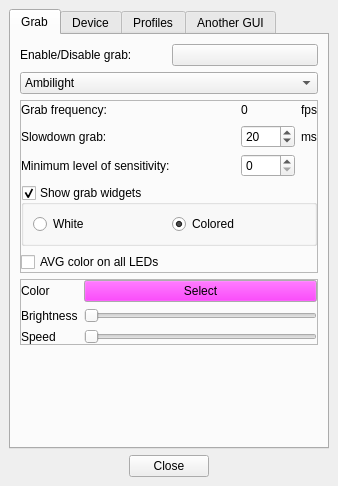
Atarity/Lightpack, file Software/src/mainwindow.ui: the form before one commit.
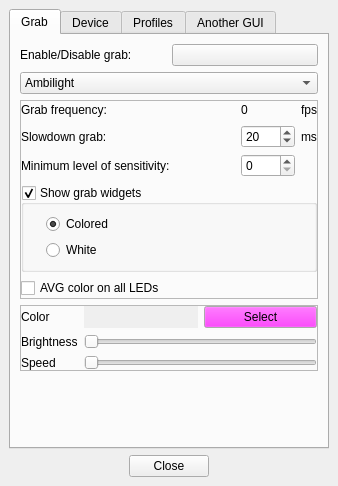
The form after the commit. Icons and pictures are not drawn.

Commit message: Software: selected color for moodlamp has been added

The edit to the form file:
```diff
--- a/Software/src/mainwindow.ui
+++ b/Software/src/mainwindow.ui
@@ -300,14 +300,10 @@
              <property name="checkable">
               <bool>true</bool>
              </property>
-             <layout class="QHBoxLayout" name="horizontalLayout_4">
-              <item>
-               <widget class="QRadioButton" name="radioButton_White">
-                <property name="text">
-                 <string>White</string>
-                </property>
-               </widget>
-              </item>
+             <layout class="QVBoxLayout" name="verticalLayout_10">
+              <property name="leftMargin">
+               <number>22</number>
+              </property>
               <item>
                <widget class="QRadioButton" name="radioButton_Colored">
                 <property name="text">
@@ -318,6 +314,13 @@
                 </property>
                </widget>
               </item>
+              <item>
+               <widget class="QRadioButton" name="radioButton_White">
+                <property name="text">
+                 <string>White</string>
+                </property>
+               </widget>
+              </item>
              </layout>
             </widget>
            </item>
@@ -361,50 +364,6 @@
                </property>
               </widget>
              </item>
-             <item row="0" column="1">
-              <widget class="QPushButton" name="pushButton">
-               <property name="palette">
-                <palette>
-                 <active>
-                  <colorrole role="Button">
-                   <brush brushstyle="SolidPattern">
-                    <color alpha="255">
-                     <red>255</red>
-                     <green>0</green>
-                     <blue>255</blue>
-                    </color>
-                   </brush>
-                  </colorrole>
-                 </active>
-                 <inactive>
-                  <colorrole role="Button">
-                   <brush brushstyle="SolidPattern">
-                    <color alpha="255">
-                     <red>255</red>
-                     <green>0</green>
-                     <blue>255</blue>
-                    </color>
-                   </brush>
-                  </colorrole>
-                 </inactive>
-                 <disabled>
-                  <colorrole role="Button">
-                   <brush brushstyle="SolidPattern">
-                    <color alpha="255">
-                     <red>255</red>
-                     <green>0</green>
-                     <blue>255</blue>
-                    </color>
-                   </brush>
-                  </colorrole>
-                 </disabled>
-                </palette>
-               </property>
-               <property name="text">
-                <string>Select</string>
-               </property>
-              </widget>
-             </item>
              <item row="1" column="0">
               <widget class="QLabel" name="label_3">
                <property name="text">
@@ -439,6 +398,73 @@
                </property>
               </widget>
              </item>
+             <item row="0" column="1">
+              <layout class="QHBoxLayout" name="horizontalLayout_4">
+               <item>
+                <widget class="QLabel" name="label_SelectedColor">
+                 <property name="minimumSize">
+                  <size>
+                   <width>16</width>
+                   <height>16</height>
+                  </size>
+                 </property>
+                 <property name="autoFillBackground">
+                  <bool>true</bool>
+                 </property>
+                 <property name="text">
+                  <string/>
+                 </property>
+                 <property name="textFormat">
+                  <enum>Qt::PlainText</enum>
+                 </property>
+                </widget>
+               </item>
+               <item>
+                <widget class="QPushButton" name="pushButton_SelectColor">
+                 <property name="palette">
+                  <palette>
+                   <active>
+                    <colorrole role="Button">
+                     <brush brushstyle="SolidPattern">
+                      <color alpha="255">
+                       <red>255</red>
+                       <green>0</green>
+                       <blue>255</blue>
+                      </color>
+                     </brush>
+                    </colorrole>
+                   </active>
+                   <inactive>
+                    <colorrole role="Button">
+                     <brush brushstyle="SolidPattern">
+                      <color alpha="255">
+                       <red>255</red>
+                       <green>0</green>
+                       <blue>255</blue>
+                      </color>
+                     </brush>
+                    </colorrole>
+                   </inactive>
+                   <disabled>
+                    <colorrole role="Button">
+                     <brush brushstyle="SolidPattern">
+                      <color alpha="255">
+                       <red>255</red>
+                       <green>0</green>
+                       <blue>255</blue>
+                      </color>
+                     </brush>
+                    </colorrole>
+                   </disabled>
+                  </palette>
+                 </property>
+                 <property name="text">
+                  <string>Select</string>
+                 </property>
+                </widget>
+               </item>
+              </layout>
+             </item>
             </layout>
            </item>
           </layout>
```
The commit also changes 2 other files.
